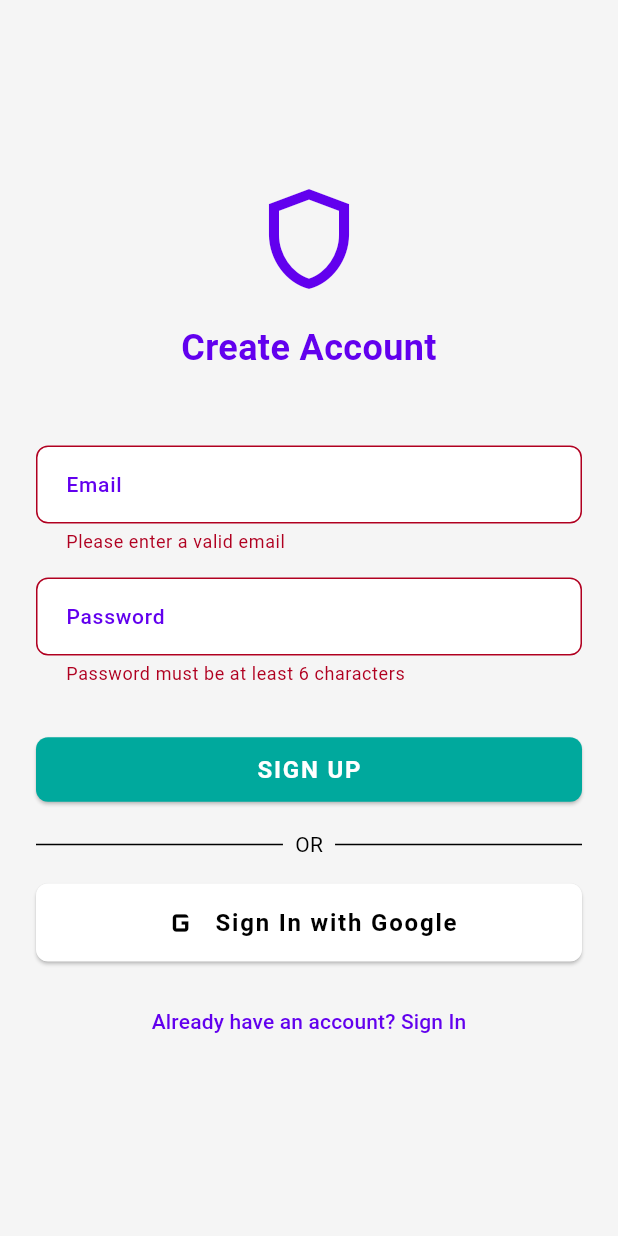
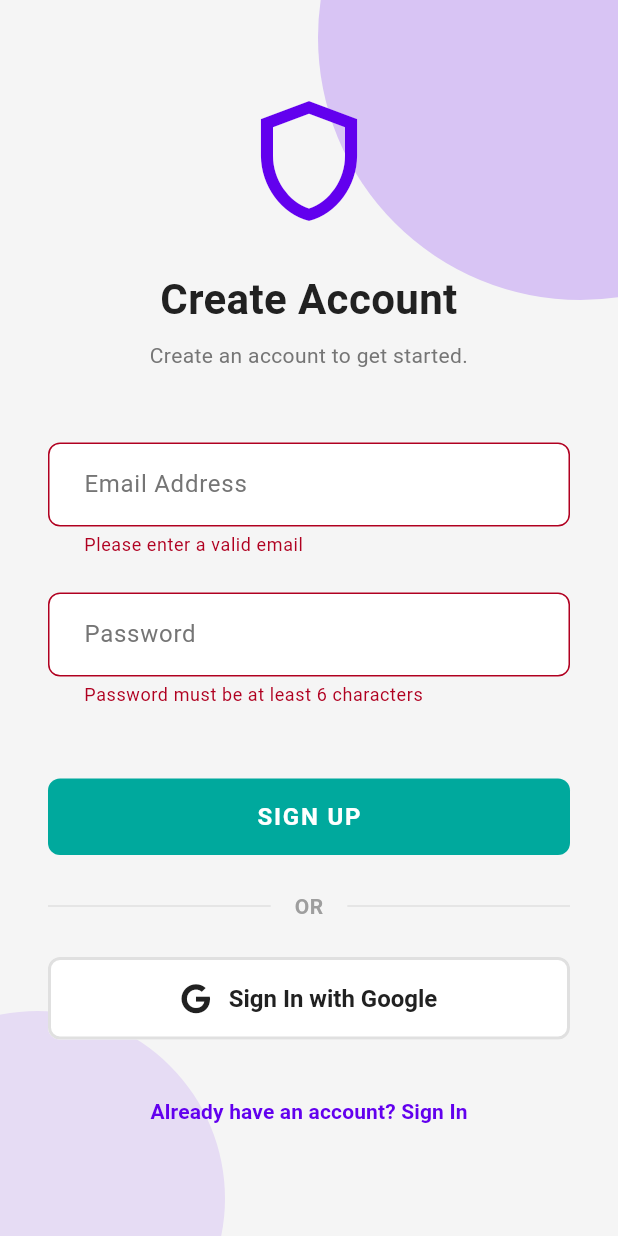
Before and after one commit to jerun276/Accurity, a Flutter app: the screen it shows after launch, after a tap on "SIGN IN", after a tap on "Need an account? Sign Up", on a phone screen of 412 x 824 dp. Run offline on Flutter 3.47's test engine with Material 3 defaults, Android fonts, the phone set to English and light mode, and no system bars; our stand-ins replace bloc, cached_network_image, connectivity_plus, equatable, flutter_bloc, flutter_image_compress and 6 more; missing offline and left inert: syncfusion_flutter_signaturepad; accounts and stored records are empty; network calls fail.

Commit message:
Login page UI Changed

```diff
--- a/analysis_options.yaml
+++ b/analysis_options.yaml
@@ -2,3 +2,4 @@ include: package:flutter_lints/flutter.yaml
 analyzer:
   errors:
     avoid_print: ignore
+    deprecated_member_use: ignore
--- a/lib/view/login/login_view.dart
+++ b/lib/view/login/login_view.dart
@@ -1,10 +1,9 @@
 import 'package:flutter/material.dart';
 import 'package:flutter_bloc/flutter_bloc.dart';
-
+import 'package:font_awesome_flutter/font_awesome_flutter.dart';
 import '../../../core/constant/app_colors.dart';
 import '../../../core/constant/text_styles.dart';
 import '../../../core/services/supabase_auth_service.dart';
-// Note: We no longer need to import OrderListView here.
 import 'bloc/login_bloc.dart';
 
 class LoginView extends StatelessWidget {
@@ -18,7 +17,40 @@ class LoginView extends StatelessWidget {
         create: (context) => LoginBloc(
           authService: RepositoryProvider.of<SupabaseAuthService>(context),
         ),
-        child: const LoginForm(),
+        child: Stack(
+          children: [
+            // --- First Purple Circular Background Shape (top-right) ---
+            Positioned(
+              top: -150,
+              right: -150,
+              child: Container(
+                width: 350,
+                height: 350,
+                decoration: BoxDecoration(
+                  shape: BoxShape.circle,
+                  color: AppColors.primary.withOpacity(0.2),
+                ),
+              ),
+            ),
+            // --- Second Purple Circular Background Shape (bottom-left) ---
+            Positioned(
+              bottom: -100, // Adjust position as needed
+              left: -100, // Adjust position as needed
+              child: Container(
+                width: 250, // Slightly smaller size for variation
+                height: 250,
+                decoration: BoxDecoration(
+                  shape: BoxShape.circle,
+                  color: AppColors.primary.withOpacity(
+                    0.1,
+                  ), // A lighter shade to make it less prominent
+                ),
+              ),
+            ),
+            // --- The Login Form itself ---
+            const LoginForm(),
+          ],
+        ),
       ),
     );
   }
@@ -26,6 +58,7 @@ class LoginView extends StatelessWidget {
 
 class LoginForm extends StatefulWidget {
   const LoginForm({super.key});
+
   @override
   State<LoginForm> createState() => _LoginFormState();
 }
@@ -71,7 +104,6 @@ class _LoginFormState extends State<LoginForm> {
   Widget build(BuildContext context) {
     return BlocListener<LoginBloc, LoginState>(
       listener: (context, state) {
-        // The listener's only job now is to show error messages.
         if (state is LoginFailure) {
           ScaffoldMessenger.of(context)
             ..hideCurrentSnackBar()
@@ -82,11 +114,10 @@ class _LoginFormState extends State<LoginForm> {
               ),
             );
         }
-        // The LoginSuccess navigation logic has been removed from here.
       },
       child: Center(
         child: SingleChildScrollView(
-          padding: const EdgeInsets.all(24.0),
+          padding: const EdgeInsets.all(32.0),
           child: Form(
             key: _formKey,
             child: Column(
@@ -95,76 +126,154 @@ class _LoginFormState extends State<LoginForm> {
               children: [
                 const Icon(
                   Icons.shield_outlined,
-                  size: 80,
+                  size: 96,
                   color: AppColors.primary,
                 ),
-                const SizedBox(height: 16),
+                const SizedBox(height: 24),
                 Text(
-                  _isSigningUp ? 'Create Account' : 'Accurity Inspection',
+                  _isSigningUp ? 'Create Account' : 'Welcome to Accurity',
                   textAlign: TextAlign.center,
                   style: AppTextStyles.sectionHeader.copyWith(
-                    color: AppColors.primary,
-                    fontSize: 24,
+                    color: AppColors.textPrimary,
+                    fontSize: 28,
+                  ),
+                ),
+                const SizedBox(height: 8),
+                Text(
+                  _isSigningUp
+                      ? 'Create an account to get started.'
+                      : 'Sign in to your account.',
+                  textAlign: TextAlign.center,
+                  style: AppTextStyles.listItemSubtitle.copyWith(
+                    color: AppColors.textSecondary,
                   ),
                 ),
                 const SizedBox(height: 48),
+                // --- Email Input Field ---
                 TextFormField(
                   controller: _emailController,
-                  decoration: const InputDecoration(labelText: 'Email'),
+                  decoration: _inputDecoration.copyWith(
+                    labelText: 'Email Address',
+                    labelStyle: AppTextStyles.hint,
+                  ),
+                  style: AppTextStyles.input,
                   keyboardType: TextInputType.emailAddress,
                   validator: (value) => (value == null || !value.contains('@'))
                       ? 'Please enter a valid email'
                       : null,
                 ),
-                const SizedBox(height: 16),
+                const SizedBox(height: 24),
+                // --- Password Input Field ---
                 TextFormField(
                   controller: _passwordController,
-                  decoration: const InputDecoration(labelText: 'Password'),
+                  decoration: _inputDecoration.copyWith(
+                    labelText: 'Password',
+                    labelStyle: AppTextStyles.hint,
+                  ),
+                  style: AppTextStyles.input,
                   obscureText: true,
                   validator: (value) => (value == null || value.length < 6)
                       ? 'Password must be at least 6 characters'
                       : null,
                 ),
-                const SizedBox(height: 32),
+                const SizedBox(height: 48),
+                // --- Primary Button ---
                 BlocBuilder<LoginBloc, LoginState>(
                   builder: (context, state) {
-                    if (state is LoginLoading) {
-                      return const Center(child: CircularProgressIndicator());
-                    }
                     return ElevatedButton(
-                      onPressed: _onFormSubmit,
-                      child: Text(_isSigningUp ? 'SIGN UP' : 'SIGN IN'),
+                      onPressed: state is LoginLoading ? null : _onFormSubmit,
+                      style: ElevatedButton.styleFrom(
+                        padding: const EdgeInsets.symmetric(vertical: 16),
+                        shape: RoundedRectangleBorder(
+                          borderRadius: BorderRadius.circular(8),
+                        ),
+                        backgroundColor: AppColors.accent,
+                        foregroundColor: AppColors.textOnPrimary,
+                        elevation: 0,
+                      ),
+                      child: state is LoginLoading
+                          ? const SizedBox(
+                              height: 24,
+                              width: 24,
+                              child: CircularProgressIndicator(
+                                color: AppColors.textOnPrimary,
+                                strokeWidth: 2,
+                              ),
+                            )
+                          : Text(
+                              _isSigningUp ? 'SIGN UP' : 'SIGN IN',
+                              style: AppTextStyles.button,
+                            ),
                     );
                   },
                 ),
-                const SizedBox(height: 16),
+                const SizedBox(height: 24),
+                // --- "OR" Divider ---
                 const Row(
                   children: [
-                    Expanded(child: Divider()),
+                    Expanded(
+                      child: Divider(color: AppColors.lightGrey, height: 1),
+                    ),
                     Padding(
-                      padding: EdgeInsets.symmetric(horizontal: 8.0),
-                      child: Text('OR'),
+                      padding: EdgeInsets.symmetric(horizontal: 16.0),
+                      child: Text(
+                        'OR',
+                        style: TextStyle(
+                          color: AppColors.mediumGrey,
+                          fontWeight: FontWeight.bold,
+                        ),
+                      ),
                     ),
-                    Expanded(child: Divider()),
+                    Expanded(
+                      child: Divider(color: AppColors.lightGrey, height: 1),
+                    ),
                   ],
                 ),
-                const SizedBox(height: 16),
-                ElevatedButton.icon(
-                  icon: const Icon(Icons.g_mobiledata, size: 28),
-                  label: const Text('Sign In with Google'),
-                  style: ElevatedButton.styleFrom(
-                    backgroundColor: Colors.white,
-                    foregroundColor: Colors.black,
+                const SizedBox(height: 24),
+                // --- Google Button ---
+                OutlinedButton(
+                  onPressed: _onGoogleSignInPressed,
+                  style: OutlinedButton.styleFrom(
+                    padding: const EdgeInsets.symmetric(vertical: 16),
+                    shape: RoundedRectangleBorder(
+                      borderRadius: BorderRadius.circular(8),
+                    ),
+                    side: const BorderSide(
+                      color: AppColors.lightGrey,
+                      width: 2,
+                    ),
+                    backgroundColor: AppColors.surface,
                   ),
-                  onPressed: _onGoogleSignInPressed,
+                  child: Row(
+                    mainAxisAlignment: MainAxisAlignment.center,
+                    children: [
+                      const FaIcon(
+                        FontAwesomeIcons.google,
+                        size: 20,
+                        color: AppColors.textPrimary,
+                      ),
+                      const SizedBox(width: 12),
+                      Text(
+                        'Sign In with Google',
+                        style: AppTextStyles.button.copyWith(
+                          color: AppColors.textPrimary,
+                          letterSpacing: 0,
+                        ),
+                      ),
+                    ],
+                  ),
                 ),
-                const SizedBox(height: 16),
+                const SizedBox(height: 24),
                 TextButton(
                   onPressed: () => setState(() => _isSigningUp = !_isSigningUp),
                   child: Text(
                     _isSigningUp
                         ? 'Already have an account? Sign In'
                         : 'Need an account? Sign Up',
+                    style: AppTextStyles.listItemSubtitle.copyWith(
+                      color: AppColors.primary,
+                      fontWeight: FontWeight.bold,
+                    ),
                   ),
                 ),
               ],
@@ -175,3 +284,22 @@ class _LoginFormState extends State<LoginForm> {
     );
   }
 }
+
+// Reusable InputDecoration for consistent form field styling.
+const InputDecoration _inputDecoration = InputDecoration(
+  border: OutlineInputBorder(
+    borderRadius: BorderRadius.all(Radius.circular(8)),
+    borderSide: BorderSide(color: AppColors.lightGrey),
+  ),
+  enabledBorder: OutlineInputBorder(
+    borderRadius: BorderRadius.all(Radius.circular(8)),
+    borderSide: BorderSide(color: AppColors.lightGrey),
+  ),
+  focusedBorder: OutlineInputBorder(
+    borderRadius: BorderRadius.all(Radius.circular(8)),
+    borderSide: BorderSide(color: AppColors.primary, width: 2),
+  ),
+  filled: true,
+  fillColor: AppColors.surface,
+  contentPadding: EdgeInsets.symmetric(vertical: 16, horizontal: 20),
+);
--- a/pubspec.yaml
+++ b/pubspec.yaml
@@ -31,6 +31,7 @@ dependencies:
   http: ^1.1.0
   cached_network_image: ^3.3.0
   sentry_flutter: ^8.0.0
+  font_awesome_flutter: ^10.1.0
 
 dev_dependencies:
   flutter_test:
```
Also changed, not shown: pubspec.lock.
